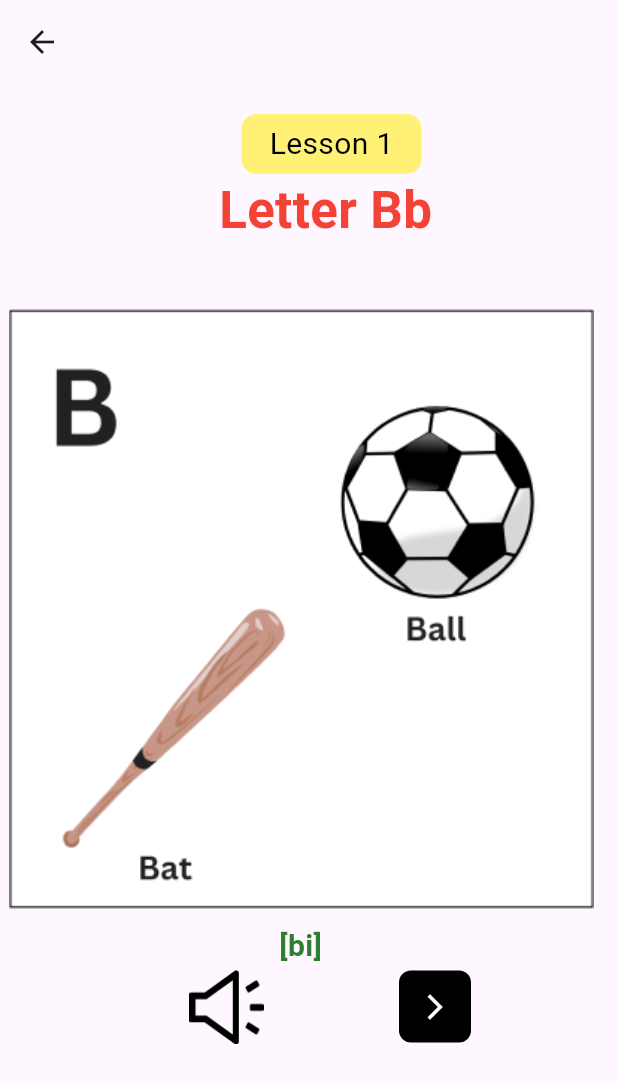
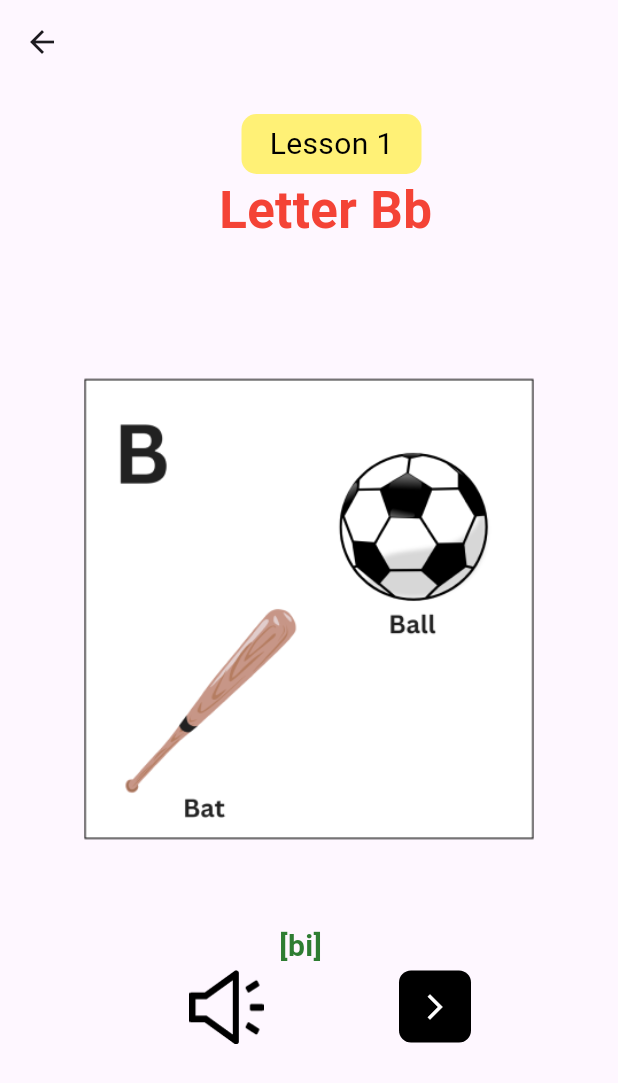
Before and after one commit to DamisolaT/Chatterchums, a Flutter app: the Alphabets2Screen screen opened directly, after a tap on the "arrow forward ios" icon, on a phone screen of 412 x 824 dp. Shown: the top 1083 px of the screen. Run offline on Flutter 3.47's test engine with Material 3 defaults, Android fonts, the phone set to English and light mode, and no system bars; our stand-ins replace assets_audio_player, firebase_core, flutter_screenutil, get, just_audio, smooth_page_indicator; accounts and stored records are empty; generated files the repository leaves out were written again.

Commit message:
Implementing  Chatterchums app

```diff
--- a/lib/menu_screens/alphabets2.dart
+++ b/lib/menu_screens/alphabets2.dart
@@ -76,7 +76,7 @@ class _Alphabets2ScreenState extends State<Alphabets2Screen> {
 
           Positioned(
             top: 150, // Adjusted top position to move up
-            left: MediaQuery.of(context).size.width / 2 - 200,
+            left: MediaQuery.of(context).size.width / 2 - 150,
             child: GestureDetector(
               onTap: () async {
                 if (isPlaying) {
@@ -90,12 +90,11 @@ class _Alphabets2ScreenState extends State<Alphabets2Screen> {
                   isPlaying = !isPlaying;
                 });
               },
-              child: Image.asset(
-                "assets/images/aa_img.png",
-                height: 400,
-                width: 390,
-                fit: BoxFit.contain,
-              ),
+               child:Image.asset(
+                  "assets/images/aa_img.png",
+                  height: 400,
+                  width: 300,
+                ),
             ),
           ),
 
--- a/lib/menu_screens/alphabets3.dart
+++ b/lib/menu_screens/alphabets3.dart
@@ -77,7 +77,7 @@ class _Alphabets3ScreenState extends State<Alphabets3Screen> {
           ),
           Positioned(
             top: 150,
-            left: MediaQuery.of(context).size.width / 2 - 200,
+            left: MediaQuery.of(context).size.width / 2 - 150,
             child: GestureDetector(
               onTap: () async {
                 if (isPlaying) {
@@ -94,7 +94,7 @@ class _Alphabets3ScreenState extends State<Alphabets3Screen> {
               child: Image.asset(
                 "assets/images/bb_img.png",
                 height: 400,
-                width: 390,
+                width: 300,
                 fit: BoxFit.contain,
               ),
             ),
--- a/lib/menu_screens/alphabets4.dart
+++ b/lib/menu_screens/alphabets4.dart
@@ -76,7 +76,7 @@ class _Alphabets4ScreenState extends State<Alphabets4Screen> {
           ),
           Positioned(
             top: 150,
-            left: MediaQuery.of(context).size.width / 2 - 200,
+            left: MediaQuery.of(context).size.width / 2 - 150,
             child: GestureDetector(
               onTap: () async {
                 if (isPlaying) {
@@ -93,7 +93,7 @@ class _Alphabets4ScreenState extends State<Alphabets4Screen> {
               child: Image.asset(
                 "assets/images/cc_img.png",
                 height: 400,
-                width: 390,
+                width: 300,
                 fit: BoxFit.contain,
               ),
             ),
--- a/lib/menu_screens/alphabets5.dart
+++ b/lib/menu_screens/alphabets5.dart
@@ -75,7 +75,7 @@ class _Alphabets5ScreenState extends State<Alphabets5Screen> {
           ),
           Positioned(
             top: 150,
-            left: MediaQuery.of(context).size.width / 2 - 200,
+            left: MediaQuery.of(context).size.width / 2 - 150,
             child: GestureDetector(
               onTap: () async {
                 if (isPlaying) {
@@ -92,7 +92,7 @@ class _Alphabets5ScreenState extends State<Alphabets5Screen> {
               child: Image.asset(
                 "assets/images/dd_img.png",
                 height: 400,
-                width: 390,
+                width: 300,
                 fit: BoxFit.contain,
               ),
             ),
--- a/lib/menu_screens/alphabets6.dart
+++ b/lib/menu_screens/alphabets6.dart
@@ -72,7 +72,7 @@ class _Alphabets6ScreenState extends State<Alphabets6Screen> {
           ),
           Positioned(
             top: 150,
-            left: MediaQuery.of(context).size.width / 2 - 200,
+            left: MediaQuery.of(context).size.width / 2 - 150,
             child: GestureDetector(
               onTap: () async {
                 if (isPlaying) {
@@ -89,7 +89,7 @@ class _Alphabets6ScreenState extends State<Alphabets6Screen> {
               child: Image.asset(
                 "assets/images/ee_img.png",
                 height: 400,
-                width: 390,
+                width: 300,
                 fit: BoxFit.contain,
               ),
             ),
```
